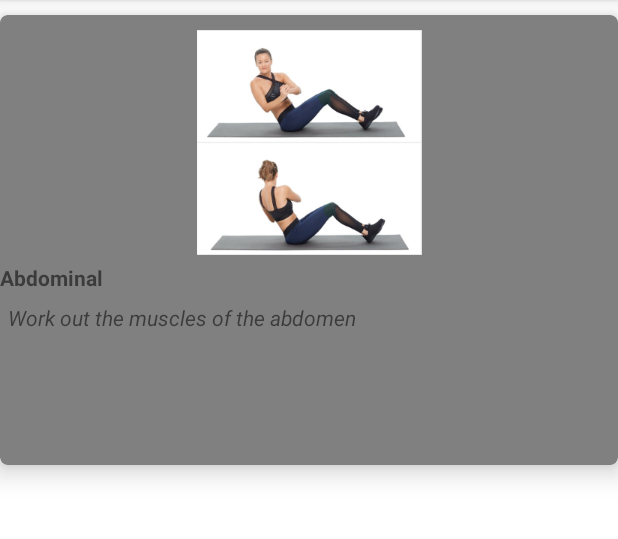
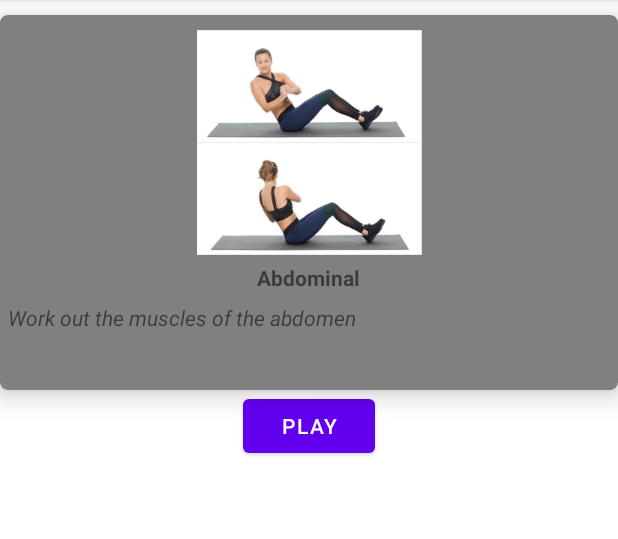
Before and after one commit to eltonsilvamtm/Songout, an Android app: the MainActivity screen opened directly, with no data from a screen before it, after a tap on "Abdominal", on a phone screen of 412 x 824 dp, the part 84-623 px from its top. Run offline under Robolectric (Android 15) with nearby library versions, the phone set to English and light mode, and no system bars; our stand-ins replace Volley; libraries missing offline, so code that uses them is left out: com.spotify.android, org.checkerframework.checker, org.tensorflow.lite; network calls fail; 2 statements that could not run were skipped.

Commit message:
playing music implementation

```diff
--- a/app/build.gradle
+++ b/app/build.gradle
@@ -4,8 +4,8 @@ plugins {
 
 }
 
+
 android {
-
     compileSdkVersion 28
     buildToolsVersion "29.0.3"
 
@@ -52,6 +52,7 @@ android {
         mlModelBinding true
     }
 
+
     aaptOptions{
         noCompress "tflite"
         noCompress "lite"
--- a/app/src/main/java/com/songout/connectors/UserService.java
+++ b/app/src/main/java/com/songout/connectors/UserService.java
@@ -6,13 +6,14 @@ import com.android.volley.AuthFailureError;
 import com.android.volley.RequestQueue;
 import com.android.volley.toolbox.JsonObjectRequest;
 import com.google.gson.Gson;
-import com.songout.VolleyCallBack;
+import com.songout.views.VolleyCallBack;
 import com.songout.model.User;
 
 import java.util.HashMap;
 import java.util.Map;
 
-public class UserService {
+public class
+UserService {
 
     private static final String ENDPOINT = "https://api.spotify.com/v1/me";
     private final SharedPreferences msharedPreferences;
--- a/app/src/main/java/com/songout/model/Song.java
+++ b/app/src/main/java/com/songout/model/Song.java
@@ -97,4 +97,8 @@ public class Song {
 //    public void setPlaylist(Playlist playlist) {
 //        this.playlist = playlist;
 //    }
+    public String toString(){
+
+        return name + ","+ id;
+    }
 }
--- a/app/src/main/java/com/songout/views/ChosenExerciseActivity.java
+++ b/app/src/main/java/com/songout/views/ChosenExerciseActivity.java
@@ -1,40 +1,73 @@
 package com.songout.views;
 
 import android.content.Intent;
+import android.content.SharedPreferences;
 import android.os.Bundle;
+import android.util.Log;
+import android.view.View;
+import android.widget.Button;
 import android.widget.ImageView;
 import android.widget.TextView;
-import android.widget.Toast;
 
 import androidx.appcompat.app.AppCompatActivity;
 
 import com.songout.R;
+import com.songout.connectors.SongService;
+import com.songout.connectors.SpotifyConnector;
 import com.songout.ml.BPMmodel;
 import com.songout.model.Song;
-import com.spotify.android.appremote.api.SpotifyAppRemote;
-
 import org.checkerframework.checker.nullness.qual.NonNull;
 import org.tensorflow.lite.DataType;
 import org.tensorflow.lite.support.tensorbuffer.TensorBuffer;
 
 import java.io.IOException;
 import java.nio.ByteBuffer;
+import java.util.ArrayList;
 
 public class ChosenExerciseActivity extends AppCompatActivity {
     TextView selected_name, selected_description;
     ImageView selected_image;
-    public SpotifyAppRemote mSpotifyAppRemote;
+    Button button;
+    SpotifyConnector connect;
+
     private @NonNull float[] BPMfromModel;
+    private ArrayList<Song> userSongs;
+    private SongService saveTracks;
+
 
     @Override
     protected void onCreate(Bundle savedInstanceState) {
         super.onCreate(savedInstanceState);
         setContentView(R.layout.activity_chosen_exercise);
+        button = findViewById(R.id.button);
+
+        connect = new SpotifyConnector(ChosenExerciseActivity.this);
+        SharedPreferences sharedPreferences = this.getSharedPreferences("SPOTIFY", 0);
+
+        button.setOnClickListener(new View.OnClickListener(){
+            @Override
+            public void onClick(View v) {
+
+                userSongs = connect.getLikedTracks(() -> {
+                    userSongs = connect.getSongs();
+                    Log.d("response", userSongs.toString());
+                    connect.playSong(userSongs.get(0));
+                });
+            }
+        });
+
+
+
+
+       // Log.d("1",userSongs.get(0).toString());
+
+
+
+        //saveTracks = new SongService(this);
 
         selected_name = findViewById(R.id.selected_name);
         selected_description = findViewById(R.id.selected_description);
         selected_image = findViewById(R.id.selected_image);
-
 
         Intent intent = getIntent();
         selected_name.setText(intent.getStringExtra("exercise_name"));
@@ -44,7 +77,24 @@ public class ChosenExerciseActivity extends AppCompatActivity {
         //invokeModel(2);
         //Toast.makeText(this, BPMfromModel.toString(), Toast.LENGTH_LONG).show();
 
+        //fetchLikedSongs();
 
+        //playSong(userSongs.get(0));
+
+
+
+
+    }
+
+    @Override
+    protected void onActivityResult(int requestCode, int resultCode, Intent intent) {
+        super.onActivityResult(requestCode, resultCode, intent);
+
+        //userSongs = connect.getRecentlyPlayedTracks();
+
+        Log.d("1",userSongs.get(0).toString());
+
+        connect.playSong(userSongs.get(0));
 
 
     }
@@ -54,15 +104,35 @@ public class ChosenExerciseActivity extends AppCompatActivity {
         //mSpotifyAppRemote.getPlayerApi().play(songToPlay);
     }
 
+//    public void fetchLikedSongs(){
+//
+//        saveTracks.getLikedTracks(() -> {
+//            userSongs = saveTracks.getSongs();
+//            Log.d("response", userSongs.toString());
+//
+//            for(int i=0;i<userSongs.size();i++){
+//                Song song;
+//                song = userSongs.get(i);
+//                Log.d("song",song.toString());
+//            }
+//            playSong(userSongs.get(0));
+//        });
+
+
+
+
+    //}
+
     public void invokeModel(int intensity){
 
-        ByteBuffer byteBuffer = ByteBuffer.allocateDirect(intensity);
+        //allocate 8 bytes to the buffer
+        ByteBuffer byteBuffer = ByteBuffer.allocateDirect(8);
         try {
             BPMmodel model = BPMmodel.newInstance(this);
 
             // Creates inputs for reference.
             TensorBuffer inputFeature0 = TensorBuffer.createFixedSize(new int[]{1, 1}, DataType.FLOAT32);
-            inputFeature0.loadBuffer(byteBuffer);
+            inputFeature0.loadBuffer(byteBuffer.put(1, (byte) intensity));
 
             // Runs model inference and gets result.
             BPMmodel.Outputs outputs = model.process(inputFeature0);
@@ -74,7 +144,6 @@ public class ChosenExerciseActivity extends AppCompatActivity {
         } catch (IOException e) {
             // TODO Handle the exception
         }
-
     }
 
 
--- a/app/src/main/java/com/songout/views/MainActivity.java
+++ b/app/src/main/java/com/songout/views/MainActivity.java
@@ -1,30 +1,28 @@
 package com.songout.views;
 
+import android.content.SharedPreferences;
 import android.os.Bundle;
+import android.util.Log;
 
 import androidx.appcompat.app.AppCompatActivity;
 import androidx.recyclerview.widget.LinearLayoutManager;
 import androidx.recyclerview.widget.RecyclerView;
 
-import com.android.volley.RequestQueue;
-import com.android.volley.toolbox.Volley;
 import com.songout.R;
-import com.songout.connectors.SongService;
-
 import java.util.ArrayList;
 
 public class MainActivity extends AppCompatActivity {
 
-    private SongService savedtracks;
+
     private final ArrayList<Exercise> allExercises = new ArrayList<>();
     private RecyclerView exercisesRecyclerView;
     private ExerciseAdapter exerciseAdapter;
-    private RequestQueue queue;
 
     @Override
     protected void onCreate(Bundle savedInstanceState) {
         super.onCreate(savedInstanceState);
         setContentView(R.layout.activity_main);
+
 
         allExercises.add(new Exercise("Abdominal", "Work out the muscles of the abdomen", R.drawable.abdominal));
         allExercises.add(new Exercise("Pushups", "It is arms and shoulders time!", R.drawable.pushups));
@@ -36,14 +34,9 @@ public class MainActivity extends AppCompatActivity {
         exercisesRecyclerView.setAdapter(exerciseAdapter);
         exercisesRecyclerView.setLayoutManager(new LinearLayoutManager(this, LinearLayoutManager.VERTICAL, false));
 
-        queue = Volley.newRequestQueue(this);
-        //savedtracks.getLikedTracks(queue);
-
 
     }
 
-    public void fetchLikedSongs(){
-        /* TODO: save the information regarding the user liked songs*/
 
-    }
+
 }
--- a/app/src/main/java/com/songout/VolleyCallBack.java
+++ b/app/src/main/java/com/songout/views/VolleyCallBack.java
@@ -1,4 +1,4 @@
-package com.songout;
+package com.songout.views;
 
 public interface VolleyCallBack {
     void onSuccess();
--- a/app/src/main/res/layout/activity_chosen_exercise.xml
+++ b/app/src/main/res/layout/activity_chosen_exercise.xml
@@ -1,23 +1,26 @@
 <?xml version="1.0" encoding="utf-8"?>
-<androidx.cardview.widget.CardView xmlns:android="http://schemas.android.com/apk/res/android"
+<RelativeLayout xmlns:android="http://schemas.android.com/apk/res/android"
     xmlns:app="http://schemas.android.com/apk/res-auto"
     xmlns:tools="http://schemas.android.com/tools"
+    android:layout_width="match_parent"
+    android:layout_height="match_parent">
+
+    <androidx.cardview.widget.CardView
     android:id="@+id/card_view_parent"
     android:layout_width="match_parent"
-    android:layout_height="wrap_content"
+    android:layout_height="250dp"
     android:padding="5dp"
     app:cardCornerRadius="5dp"
     app:cardElevation="10dp"
     android:layout_marginTop="10dp"
-    android:layout_marginBottom="10dp"
     app:cardBackgroundColor="#808080"
     tools:context=".views.ChosenExerciseActivity"
     android:elevation="0dp">
 
-    <RelativeLayout
-        android:layout_width="match_parent"
-        android:layout_height="300dp"
-        android:orientation="vertical">
+        <RelativeLayout
+            android:id="@+id/layoutRelative"
+            android:layout_width="wrap_content"
+            android:layout_height="wrap_content">
 
         <ImageView
             android:id="@+id/selected_image"
@@ -29,25 +32,33 @@
 
         <TextView
             android:id="@+id/selected_name"
-            android:layout_width="match_parent"
+            android:layout_width="wrap_content"
             android:layout_height="wrap_content"
             android:layout_centerHorizontal="true"
-            android:text="Exercise Name"
+            android:text="Type of exercise"
             android:textStyle="bold"
             android:layout_marginTop="5dp"
             android:layout_below="@id/selected_image"></TextView>
 
         <TextView
             android:id="@+id/selected_description"
-            android:layout_width="match_parent"
+            android:layout_width="wrap_content"
             android:layout_height="wrap_content"
             android:layout_below="@id/selected_name"
             android:layout_marginTop="7dp"
-            android:text="Exercise description"
+            android:text="Exercise Description"
             android:textStyle="italic"
             android:layout_marginStart="5dp"></TextView>
-
-    </RelativeLayout>
-
+        </RelativeLayout>
 
 </androidx.cardview.widget.CardView>
+
+    <Button
+        android:id="@+id/button"
+        android:layout_width="wrap_content"
+        android:layout_height="wrap_content"
+        android:layout_below="@id/card_view_parent"
+        android:layout_centerHorizontal="true"
+        android:layout_marginBottom="10dp"
+        android:text="play"></Button>
+</RelativeLayout>
```
Also changed, not shown: app/src/main/java/com/songout/connectors/EndPoints.java (added, +23 -0 lines), app/src/main/java/com/songout/connectors/SongService.java (+10 -2 lines), app/src/main/java/com/songout/connectors/SpotifyConnector.java (added, +175 -0 lines), app/src/main/java/com/songout/views/SplashActivity.java (+13 -4 lines).
